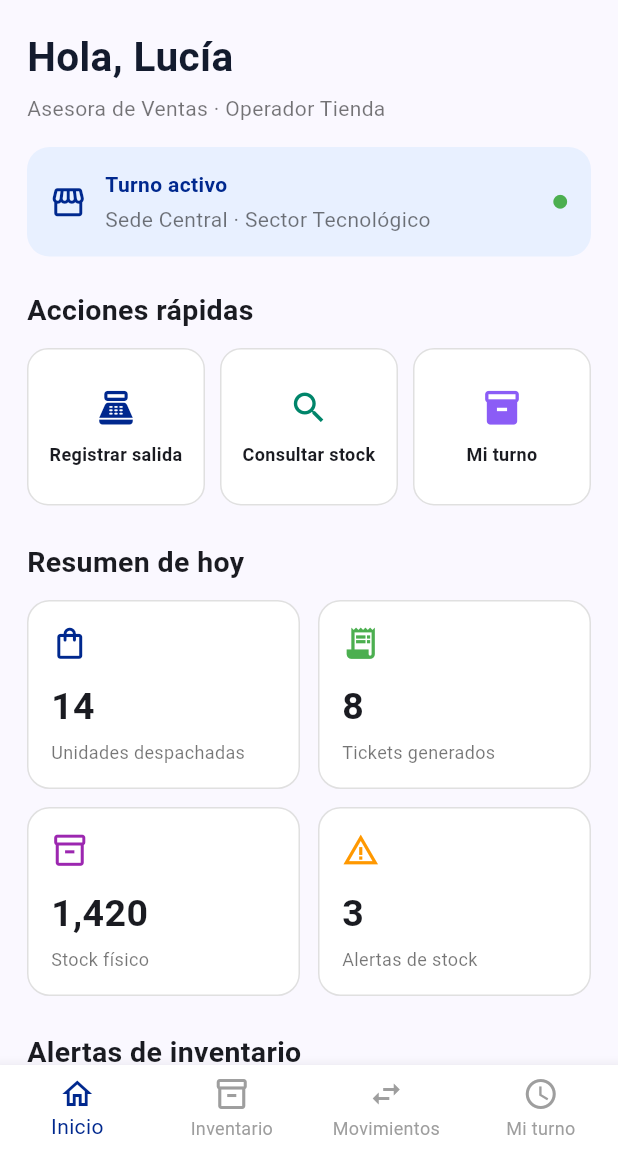
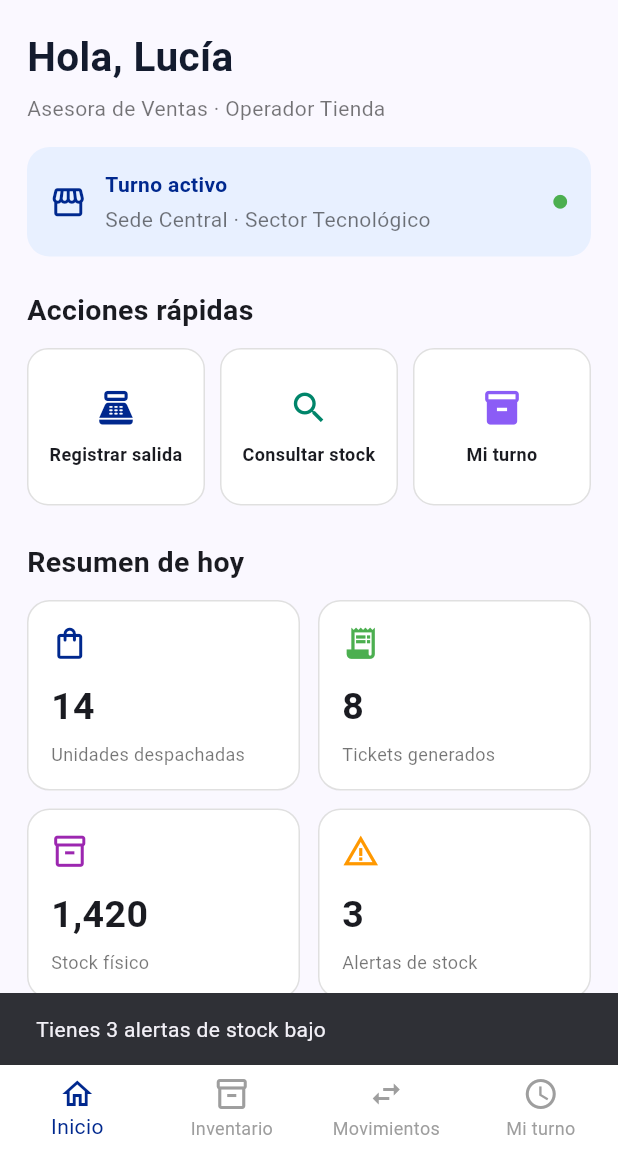
Before and after one commit to monserratandrademesta-blip/TECHSTOCK, a Flutter app: the screen it shows after launch, after a tap on "Empleado", after a tap on "Ingresar como Empleado", after a tap on the "notifications none" icon, on a phone screen of 412 x 824 dp, the part 84-1236 px from its top. Run offline on Flutter 3.47's test engine with Material 3 defaults, Android fonts, the phone set to English and light mode, and no system bars; Roboto replaces fonts that are missing (Plus Jakarta Sans).

Commit message:
Actualizacion de botones de empleado

```diff
--- a/lib/inicio_empleado.dart
+++ b/lib/inicio_empleado.dart
@@ -1,4 +1,9 @@
+
 import 'package:flutter/material.dart';
+import 'inventario_empleado.dart';
+import 'registrar_salida.dart';
+import 'miturno.dart';
+import 'movimientos.dart';
 
 const Color azulEmpleado = Color(0xFF00288E);
 const Color fondoEmpleado = Color(0xFFFAF8FF);
@@ -28,8 +33,17 @@ class InicioEmpleadoScreen extends StatelessWidget {
         ),
         actions: [
           IconButton(
-            onPressed: () {},
-            icon: const Icon(Icons.notifications_none, color: azulEmpleado),
+            onPressed: () {
+              ScaffoldMessenger.of(context).showSnackBar(
+                const SnackBar(
+                  content: Text('Tienes 3 alertas de stock bajo'),
+                ),
+              );
+            },
+            icon: const Icon(
+              Icons.notifications_none,
+              color: azulEmpleado,
+            ),
           ),
           const SizedBox(width: 8),
         ],
@@ -54,6 +68,8 @@ class InicioEmpleadoScreen extends StatelessWidget {
                 style: TextStyle(color: Colors.black54, fontSize: 14),
               ),
               const SizedBox(height: 16),
+
+              // TURNO ACTIVO
               Container(
                 width: double.infinity,
                 padding: const EdgeInsets.all(15),
@@ -88,12 +104,16 @@ class InicioEmpleadoScreen extends StatelessWidget {
                   ],
                 ),
               ),
+
               const SizedBox(height: 22),
+
+              // ACCIONES RÁPIDAS
               const Text(
                 'Acciones rápidas',
                 style: TextStyle(fontSize: 19, fontWeight: FontWeight.bold),
               ),
               const SizedBox(height: 12),
+
               Row(
                 children: [
                   Expanded(
@@ -102,7 +122,13 @@ class InicioEmpleadoScreen extends StatelessWidget {
                       titulo: 'Registrar salida',
                       color: azulEmpleado,
                       alPresionar: () {
-                        Navigator.pushNamed(context, '/registrar-salida');
+                        Navigator.push(
+                          context,
+                          MaterialPageRoute(
+                            builder: (context) =>
+                                const RegistrarSalidaScreen(),
+                          ),
+                        );
                       },
                     ),
                   ),
@@ -113,7 +139,13 @@ class InicioEmpleadoScreen extends StatelessWidget {
                       titulo: 'Consultar stock',
                       color: const Color(0xFF00856A),
                       alPresionar: () {
-                        Navigator.pushNamed(context, '/inventario-empleado');
+                        Navigator.push(
+                          context,
+                          MaterialPageRoute(
+                            builder: (context) =>
+                                InventarioEmpleadoScreen(),
+                          ),
+                        );
                       },
                     ),
                   ),
@@ -124,18 +156,27 @@ class InicioEmpleadoScreen extends StatelessWidget {
                       titulo: 'Mi turno',
                       color: const Color(0xFF8B5CF6),
                       alPresionar: () {
-                        Navigator.pushNamed(context, '/mi-turno');
+                        Navigator.push(
+                          context,
+                          MaterialPageRoute(
+                            builder: (context) => const MiTurnoScreen(),
+                          ),
+                        );
                       },
                     ),
                   ),
                 ],
               ),
+
               const SizedBox(height: 24),
+
+              // RESUMEN
               const Text(
                 'Resumen de hoy',
                 style: TextStyle(fontSize: 19, fontWeight: FontWeight.bold),
               ),
               const SizedBox(height: 12),
+
               const Row(
                 children: [
                   Expanded(
@@ -157,7 +198,9 @@ class InicioEmpleadoScreen extends StatelessWidget {
                   ),
                 ],
               ),
+
               const SizedBox(height: 12),
+
               const Row(
                 children: [
                   Expanded(
@@ -179,36 +222,44 @@ class InicioEmpleadoScreen extends StatelessWidget {
                   ),
                 ],
               ),
+
               const SizedBox(height: 24),
+
+              // ALERTAS
               const Text(
                 'Alertas de inventario',
                 style: TextStyle(fontSize: 19, fontWeight: FontWeight.bold),
               ),
               const SizedBox(height: 12),
-              _AlertaEmpleado(
+
+              const _AlertaEmpleado(
                 nombre: 'iPhone 15 Pro',
                 detalle: 'Solo quedan 2 unidades',
                 cantidad: '2',
                 color: Colors.red,
               ),
-              _AlertaEmpleado(
+              const _AlertaEmpleado(
                 nombre: 'MacBook Air M2',
                 detalle: 'Solo queda 1 unidad',
                 cantidad: '1',
                 color: Colors.red,
               ),
-              _AlertaEmpleado(
+              const _AlertaEmpleado(
                 nombre: 'Sony WH-1000XM5',
                 detalle: 'Quedan 3 unidades',
                 cantidad: '3',
                 color: Colors.orange,
               ),
+
               const SizedBox(height: 24),
+
+              // MOVIMIENTOS RECIENTES
               const Text(
                 'Movimientos recientes',
                 style: TextStyle(fontSize: 19, fontWeight: FontWeight.bold),
               ),
               const SizedBox(height: 12),
+
               const _MovimientoEmpleado(
                 nombre: 'Venta de iPad',
                 detalle: 'Ticket TCK-1092',
@@ -241,11 +292,14 @@ class InicioEmpleadoScreen extends StatelessWidget {
                 cantidad: '+5',
                 color: Colors.green,
               ),
+
               const SizedBox(height: 20),
             ],
           ),
         ),
       ),
+
+      // MENÚ INFERIOR
       bottomNavigationBar: BottomNavigationBar(
         currentIndex: 0,
         selectedItemColor: azulEmpleado,
@@ -271,17 +325,34 @@ class InicioEmpleadoScreen extends StatelessWidget {
         ],
         onTap: (index) {
           if (index == 1) {
-            Navigator.pushNamed(context, '/inventario-empleado');
+            Navigator.push(
+              context,
+              MaterialPageRoute(
+                builder: (context) => InventarioEmpleadoScreen(),
+              ),
+            );
           } else if (index == 2) {
-            Navigator.pushNamed(context, '/registrar-salida');
+            Navigator.push(
+              context,
+              MaterialPageRoute(
+                builder: (context) => MovimientosScreen(),
+              ),
+            );
           } else if (index == 3) {
-            Navigator.pushNamed(context, '/mi-turno');
+            Navigator.push(
+              context,
+              MaterialPageRoute(
+                builder: (context) => const MiTurnoScreen(),
+              ),
+            );
           }
         },
       ),
     );
   }
 }
+
+// BOTONES DE ACCIONES RÁPIDAS
 
 class _AccionEmpleado extends StatelessWidget {
   final IconData icono;
@@ -329,6 +400,8 @@ class _AccionEmpleado extends StatelessWidget {
   }
 }
 
+// INDICADORES
+
 class _IndicadorEmpleado extends StatelessWidget {
   final String titulo;
   final String valor;
@@ -363,16 +436,21 @@ class _IndicadorEmpleado extends StatelessWidget {
               fontWeight: FontWeight.bold,
             ),
           ),
-          const SizedBox(height: 4),
+          const SizedBox(height: 5),
           Text(
             titulo,
-            style: const TextStyle(fontSize: 12, color: Colors.black54),
+            style: const TextStyle(
+              fontSize: 12,
+              color: Colors.black54,
+            ),
           ),
         ],
       ),
     );
   }
 }
+
+// ALERTAS DE INVENTARIO
 
 class _AlertaEmpleado extends StatelessWidget {
   final String nombre;
@@ -390,23 +468,36 @@ class _AlertaEmpleado extends StatelessWidget {
   @override
   Widget build(BuildContext context) {
     return Container(
-      margin: const EdgeInsets.only(bottom: 9),
-      padding: const EdgeInsets.all(13),
+      margin: const EdgeInsets.only(bottom: 10),
+      padding: const EdgeInsets.all(14),
       decoration: BoxDecoration(
         color: Colors.white,
-        borderRadius: BorderRadius.circular(13),
+        borderRadius: BorderRadius.circular(14),
         border: Border.all(color: Colors.black12),
       ),
       child: Row(
         children: [
-          Icon(Icons.warning_amber_rounded, color: color, size: 25),
+          Icon(Icons.warning_amber_rounded, color: color, size: 27),
           const SizedBox(width: 12),
           Expanded(
             child: Column(
               crossAxisAlignment: CrossAxisAlignment.start,
               children: [
-                Text(nombre, style: const TextStyle(fontWeight: FontWeight.bold)),
-                Text(detalle, style: const TextStyle(color: Colors.black54, fontSize: 12)),
+                Text(
+                  nombre,
+                  style: const TextStyle(
+                    fontWeight: FontWeight.bold,
+                    fontSize: 14,
+                  ),
+                ),
+                const SizedBox(height: 4),
+                Text(
+                  detalle,
+                  style: const TextStyle(
+                    color: Colors.black54,
+                    fontSize: 12,
+                  ),
+                ),
               ],
             ),
           ),
@@ -415,7 +506,7 @@ class _AlertaEmpleado extends StatelessWidget {
             style: TextStyle(
               color: color,
               fontWeight: FontWeight.bold,
-              fontSize: 18,
+              fontSize: 19,
             ),
           ),
         ],
@@ -423,6 +514,8 @@ class _AlertaEmpleado extends StatelessWidget {
     );
   }
 }
+
+// MOVIMIENTOS RECIENTES
 
 class _MovimientoEmpleado extends StatelessWidget {
   final String nombre;
@@ -444,17 +537,17 @@ class _MovimientoEmpleado extends StatelessWidget {
   @override
   Widget build(BuildContext context) {
     return Container(
-      margin: const EdgeInsets.only(bottom: 9),
+      margin: const EdgeInsets.only(bottom: 10),
       padding: const EdgeInsets.all(13),
       decoration: BoxDecoration(
         color: Colors.white,
-        borderRadius: BorderRadius.circular(13),
+        borderRadius: BorderRadius.circular(14),
         border: Border.all(color: Colors.black12),
       ),
       child: Row(
         children: [
           CircleAvatar(
-            backgroundColor: color.withValues(alpha: 0.10),
+            backgroundColor: color.withOpacity(0.10),
             child: Icon(icono, color: color, size: 21),
           ),
           const SizedBox(width: 12),
@@ -462,15 +555,43 @@ class _MovimientoEmpleado extends StatelessWidget {
             child: Column(
               crossAxisAlignment: CrossAxisAlignment.start,
               children: [
-                Text(nombre, style: const TextStyle(fontWeight: FontWeight.bold)),
-                Text(detalle, style: const TextStyle(color: Colors.black54, fontSize: 12)),
-                Text(hora, style: const TextStyle(color: Colors.black45, fontSize: 11)),
+                Text(
+                  nombre,
+                  style: const TextStyle(
+                    fontWeight: FontWeight.bold,
+                    fontSize: 14,
+                  ),
+                ),
+                const SizedBox(height: 4),
+                Text(
+                  detalle,
+                  style: const TextStyle(
+                    color: Colors.black54,
+                    fontSize: 12,
+                  ),
+                ),
               ],
             ),
           ),
-          Text(
-            cantidad,
-            style: TextStyle(color: color, fontWeight: FontWeight.bold),
+          Column(
+            crossAxisAlignment: CrossAxisAlignment.end,
+            children: [
+              Text(
+                cantidad,
+                style: TextStyle(
+                  color: color,
+                  fontWeight: FontWeight.bold,
+                ),
+              ),
+              const SizedBox(height: 4),
+              Text(
+                hora,
+                style: const TextStyle(
+                  color: Colors.black45,
+                  fontSize: 11,
+                ),
+              ),
+            ],
           ),
         ],
       ),
```
Also changed, not shown: lib/inventario_empleado.dart (+65 -17 lines).
